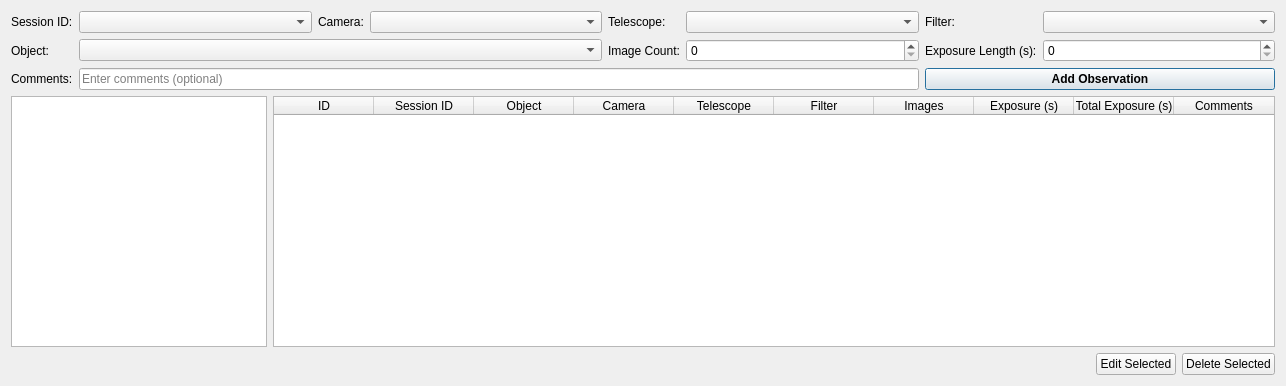
The window that observation_tab.ui (prookyon/MonoObsLog) describes before a commit, drawn with Qt 5.
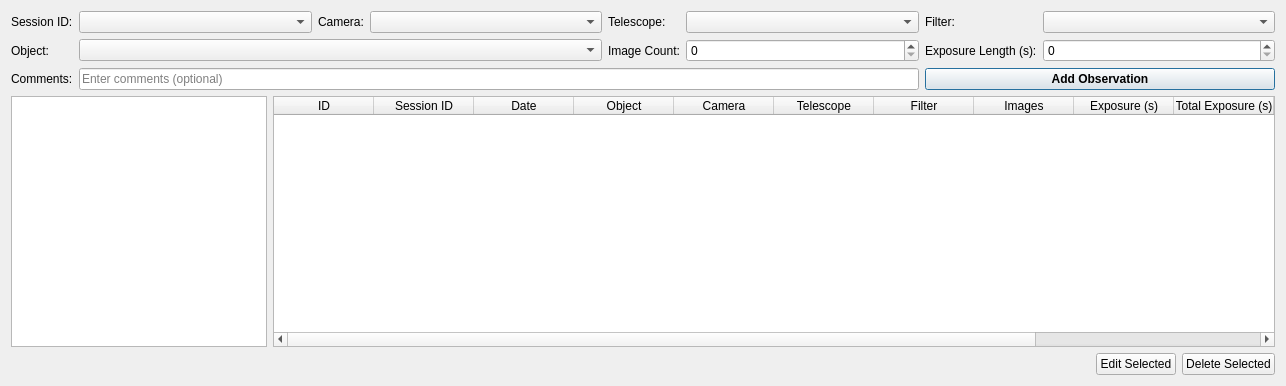
The same window after the commit.

Commit message: Angular separation from Moon added to observations view

```diff
--- a/observation_tab.ui
+++ b/observation_tab.ui
@@ -154,6 +154,11 @@
          <string>Session ID</string>
         </property>
        </column>
+       <column>
+        <property name="text">
+         <string>Date</string>
+        </property>
+       </column>
        <column>
         <property name="text">
          <string>Object</string>
@@ -189,6 +194,16 @@
          <string>Total Exposure (s)</string>
         </property>
        </column>
+       <column>
+        <property name="text">
+         <string>Moon Phase</string>
+        </property>
+       </column>
+       <column>
+        <property name="text">
+         <string>Angular Separation</string>
+        </property>
+       </column>
        <column>
         <property name="text">
          <string>Comments</string>
```
The commit also changes 3 other files.
